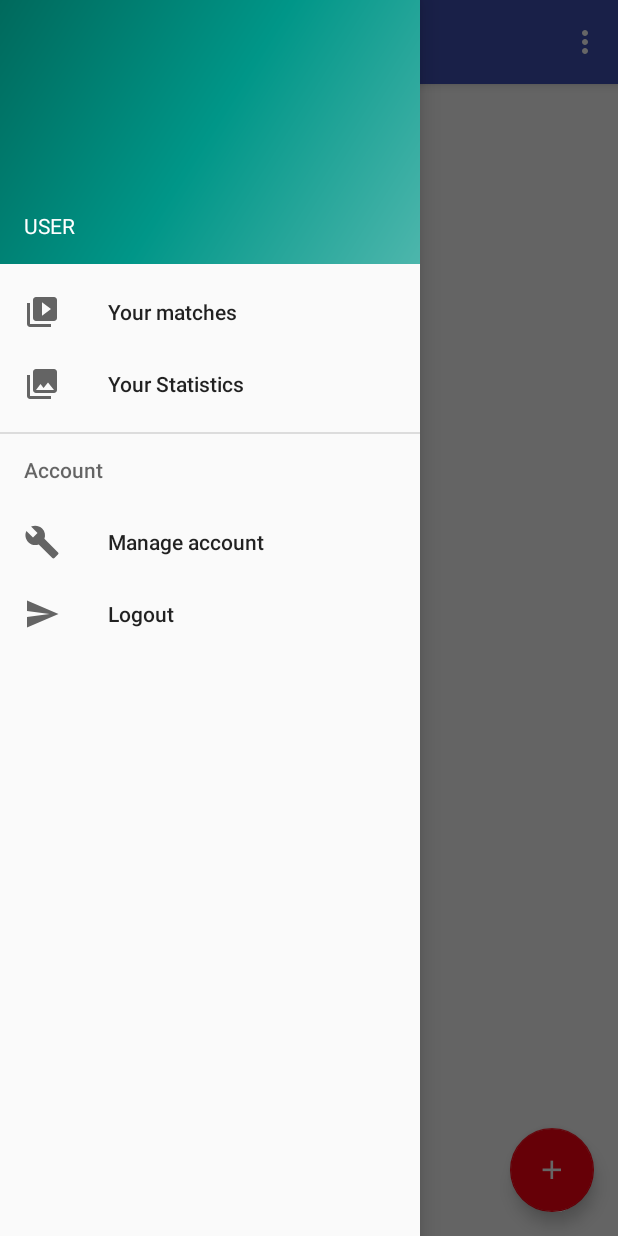
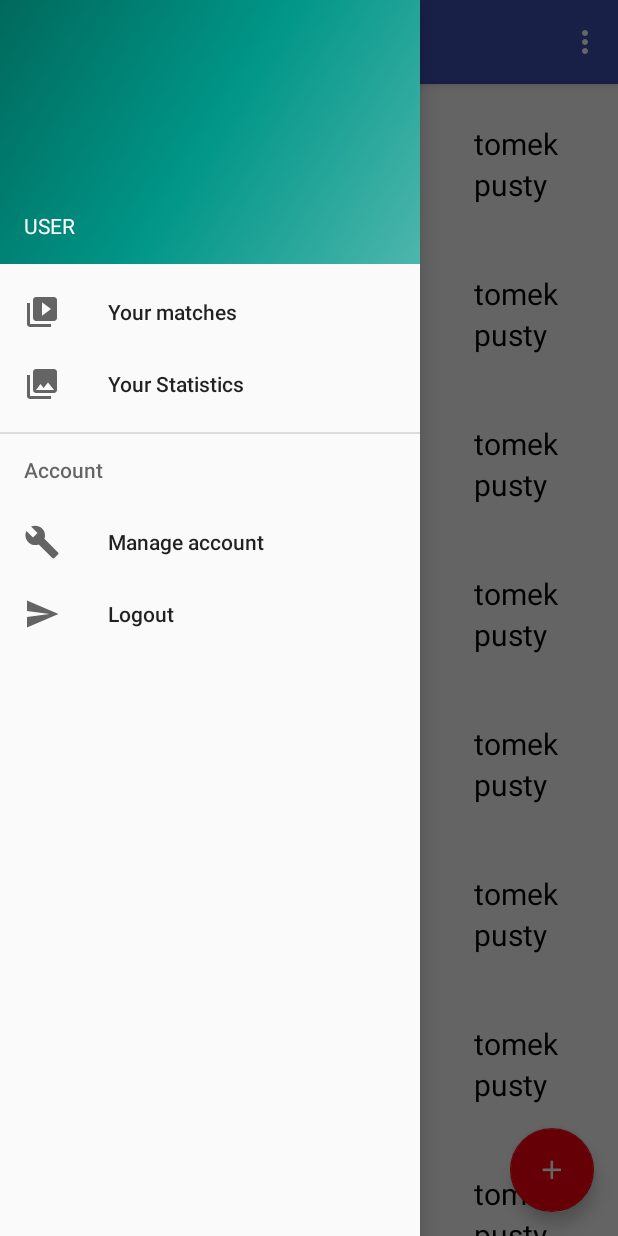
Before and after one commit to pablito1410/chill-kazirod-team, an Android app: the fragment MatchesListFragment placed in its activity, with the side drawer open, on a phone screen of 412 x 824 dp. Run offline under Robolectric (Android 15) with nearby library versions, the phone set to English and light mode, and no system bars.

Commit message:
Adapter to match recycler view with mock data

```diff
--- /dev/null
+++ b/mobile/app/src/main/java/chillout/hackaton/tablefootballclient/components/adapter/MatchesRecyclerViewAdapter.java
@@ -0,0 +1,77 @@
+package chillout.hackaton.tablefootballclient.components.adapter;
+
+import android.support.v7.widget.RecyclerView;
+import android.view.LayoutInflater;
+import android.view.View;
+import android.view.ViewGroup;
+import android.widget.TextView;
+
+import org.w3c.dom.Text;
+
+import java.util.List;
+
+import chillout.hackaton.tablefootballclient.R;
+import chillout.hackaton.tablefootballclient.model.MatchInfo;
+
+/**
+ * Created by matlo on 24.11.2017.
+ */
+
+public class MatchesRecyclerViewAdapter extends RecyclerView.Adapter<MatchesRecyclerViewAdapter.ViewHolder> {
+
+    private List<MatchInfo> matchInfoList;
+
+    public MatchesRecyclerViewAdapter(List<MatchInfo> matchInfoList) {
+        this.matchInfoList = matchInfoList;
+    }
+
+    @Override
+    public ViewHolder onCreateViewHolder(ViewGroup parent, int viewType) {
+        View v = LayoutInflater.from(parent.getContext()).inflate(R.layout.row_matches, parent, false);
+        return new ViewHolder(v);
+    }
+
+    @Override
+    public void onBindViewHolder(ViewHolder holder, int position) {
+        MatchInfo matchInfo = matchInfoList.get(position);
+
+        holder.playerOneNameTV.setText(matchInfo.getPlayerOneName());
+        holder.playerTwoNameTV.setText(matchInfo.getPlayerTwoName());
+        holder.playerThreeNameTV.setText(matchInfo.getPlayerThreeName());
+        holder.playerFourNameTV.setText(matchInfo.getPlayerFourName());
+
+        holder.teamOneScoreTV.setText(Integer.toString(matchInfo.getTeamOneScore()));
+        holder.teamTwoScoreTV.setText(Integer.toString(matchInfo.getTeamTwoScore()));
+    }
+
+    @Override
+    public int getItemCount() {
+        return matchInfoList.size();
+    }
+
+    class ViewHolder extends RecyclerView.ViewHolder {
+
+        TextView playerOneNameTV;
+        TextView playerTwoNameTV;
+        TextView playerThreeNameTV;
+        TextView playerFourNameTV;
+
+        TextView teamOneScoreTV;
+        TextView teamTwoScoreTV;
+
+        //TODO
+
+
+        public ViewHolder(View itemView) {
+            super(itemView);
+
+            playerOneNameTV = itemView.findViewById(R.id.player1name);
+            playerTwoNameTV = itemView.findViewById(R.id.player2name);
+            playerThreeNameTV = itemView.findViewById(R.id.player3name);
+            playerFourNameTV = itemView.findViewById(R.id.player4name);
+
+            teamOneScoreTV = itemView.findViewById(R.id.team1Score);
+            teamTwoScoreTV = itemView.findViewById(R.id.team2Score);
+        }
+    }
+}
--- a/mobile/app/src/main/java/chillout/hackaton/tablefootballclient/fragment/MatchesListFragment.java
+++ b/mobile/app/src/main/java/chillout/hackaton/tablefootballclient/fragment/MatchesListFragment.java
@@ -3,11 +3,17 @@ package chillout.hackaton.tablefootballclient.fragment;
 
 import android.os.Bundle;
 import android.support.v4.app.Fragment;
+import android.support.v7.widget.RecyclerView;
 import android.view.LayoutInflater;
 import android.view.View;
 import android.view.ViewGroup;
 
+import java.util.ArrayList;
+import java.util.List;
+
 import chillout.hackaton.tablefootballclient.R;
+import chillout.hackaton.tablefootballclient.components.adapter.MatchesRecyclerViewAdapter;
+import chillout.hackaton.tablefootballclient.model.MatchInfo;
 
 /**
  * A simple {@link Fragment} subclass.
@@ -15,6 +21,7 @@ import chillout.hackaton.tablefootballclient.R;
 public class MatchesListFragment extends Fragment {
 
     private View mFragmentView;
+    private RecyclerView mRecyclerView;
 
     public MatchesListFragment() {
         // Required empty public constructor
@@ -25,10 +32,28 @@ public class MatchesListFragment extends Fragment {
     public View onCreateView(LayoutInflater inflater, ViewGroup container,
                              Bundle savedInstanceState) {
         mFragmentView = inflater.inflate(R.layout.fragment_matches_list, container, false);
-
-
+        mRecyclerView = (RecyclerView) mFragmentView.findViewById(R.id.matches_list);
+        setupRecyclerView();
 
         return mFragmentView;
     }
 
+    private void setupRecyclerView() {
+
+        mRecyclerView.setAdapter(new MatchesRecyclerViewAdapter(mockData()));
+    }
+
+    private List<MatchInfo> mockData(){
+        List<MatchInfo> matchInfoList = new ArrayList<>();
+        MatchInfo mockdata = new MatchInfo("buźka",
+                "wojtek",
+                "tomek",
+                "pusty",
+                0,
+                3);
+        for(int i = 0; i < 20; i++) {
+            matchInfoList.add(mockdata);
+        }
+        return matchInfoList;
+    }
 }
--- /dev/null
+++ b/mobile/app/src/main/java/chillout/hackaton/tablefootballclient/model/MatchInfo.java
@@ -0,0 +1,48 @@
+package chillout.hackaton.tablefootballclient.model;
+
+/**
+ * Created by matlo on 24.11.2017.
+ */
+
+public class MatchInfo {
+    private String playerOneName;
+    private String playerTwoName;
+    private String playerThreeName;
+    private String playerFourName;
+
+    private Integer teamOneScore;
+    private Integer teamTwoScore;
+
+    public MatchInfo(String playerOneName, String playerTwoName, String playerThreeName, String playerFourName, Integer teamOneScore, Integer teamTwoScore) {
+        this.playerOneName = playerOneName;
+        this.playerTwoName = playerTwoName;
+        this.playerThreeName = playerThreeName;
+        this.playerFourName = playerFourName;
+        this.teamOneScore = teamOneScore;
+        this.teamTwoScore = teamTwoScore;
+    }
+
+    public String getPlayerOneName() {
+        return playerOneName;
+    }
+
+    public String getPlayerTwoName() {
+        return playerTwoName;
+    }
+
+    public String getPlayerThreeName() {
+        return playerThreeName;
+    }
+
+    public String getPlayerFourName() {
+        return playerFourName;
+    }
+
+    public Integer getTeamOneScore() {
+        return teamOneScore;
+    }
+
+    public Integer getTeamTwoScore() {
+        return teamTwoScore;
+    }
+}
--- a/mobile/app/src/main/res/layout/app_bar_main.xml
+++ b/mobile/app/src/main/res/layout/app_bar_main.xml
@@ -5,6 +5,7 @@
     android:layout_width="match_parent"
     android:layout_height="match_parent"
     tools:context="chillout.hackaton.tablefootballclient.activity.MainActivity">
+
 
         <android.support.design.widget.AppBarLayout
             android:layout_width="match_parent"
@@ -23,7 +24,9 @@
     <FrameLayout
         android:id="@+id/main_content"
         android:layout_width="match_parent"
-        android:layout_height="match_parent"></FrameLayout>
+        android:layout_height="fill_parent"
+        android:layout_marginTop="?attr/actionBarSize"
+        />
 
     <android.support.design.widget.FloatingActionButton
         android:id="@+id/fab"
--- a/mobile/app/src/main/res/layout/fragment_matches_list.xml
+++ b/mobile/app/src/main/res/layout/fragment_matches_list.xml
@@ -5,6 +5,7 @@
     tools:context="chillout.hackaton.tablefootballclient.fragment.MatchesListFragment">
 
     <android.support.v7.widget.RecyclerView
+        android:id="@+id/matches_list"
         android:layout_width="match_parent"
         android:layout_height="match_parent"
         xmlns:app="http://schemas.android.com/apk/res-auto"
```
Lines whose indentation alone changed are shown as unchanged.
